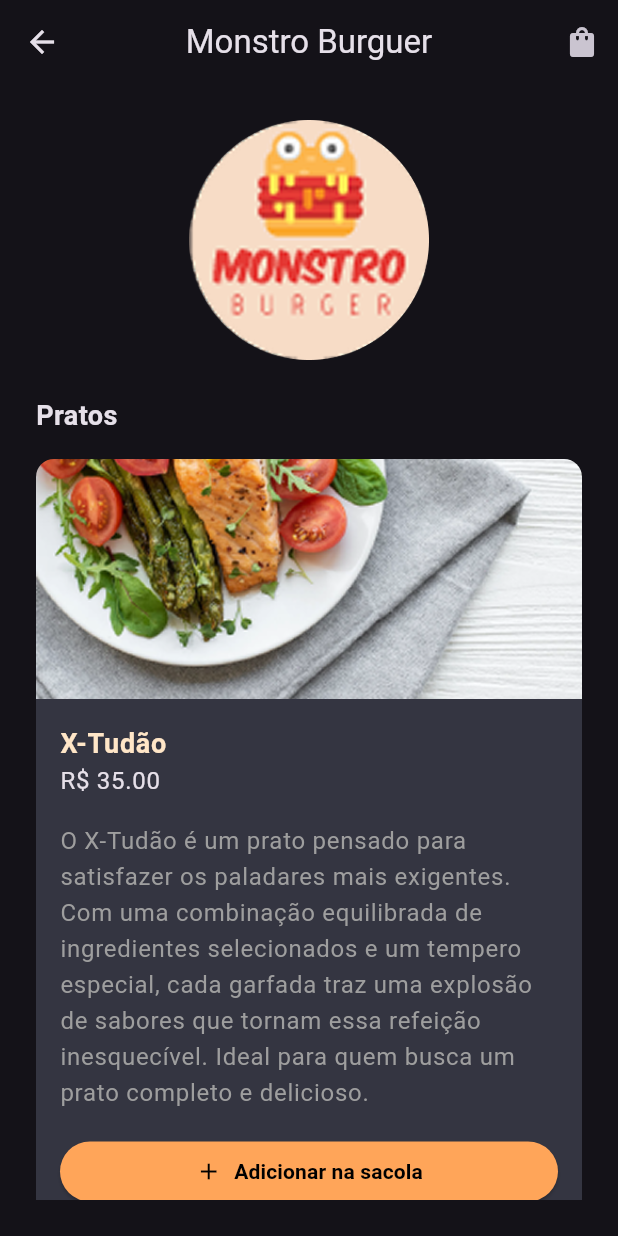
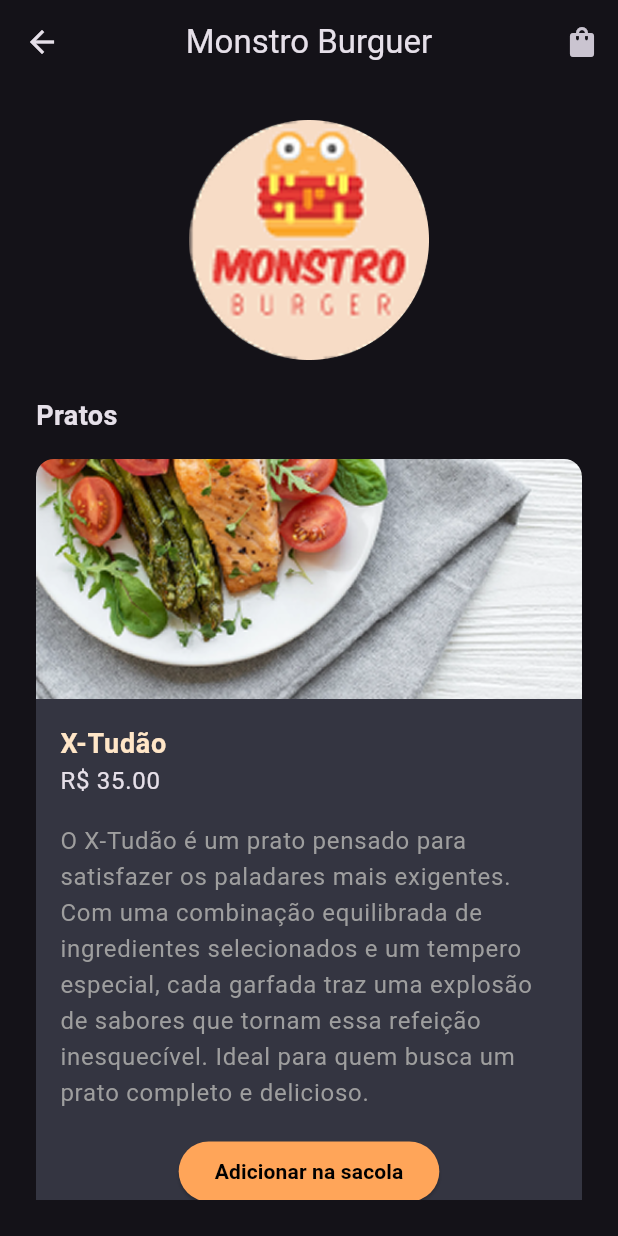
Before and after one commit to GuhStvo/app-delivey-flutter, a Flutter app: the screen it shows after launch, after a tap on "Bora!", after a tap on "Monstro Burguer", on a phone screen of 412 x 824 dp. Run offline on Flutter 3.47's test engine with Material 3 defaults, Android fonts, the phone set to English and light mode, and no system bars; drawn by our look-alikes of badges.

Commit message:
feat: Refactor bag functionality in restaurant screen to use Consumer for better state management

```diff
--- a/lib/ui/restaurant/restaurant_screen.dart
+++ b/lib/ui/restaurant/restaurant_screen.dart
@@ -86,36 +86,80 @@ class RestaurantScreen extends StatelessWidget {
                                 style: TextStyle(color: Colors.grey),
                               ),
                               SizedBox(height: 16),
-                              ElevatedButton(
+                              Consumer<BagProvider>(
+                                builder: (context, bagProvider, child) {
+                                  final amount =
+                                      bagProvider.getMapByAmount()[dish] ?? 0;
+                                  return Center(
+                                    child:
+                                        amount == 0
+                                            ? ElevatedButton(
                                               onPressed: () {
-                                  context.read<BagProvider>().addAllDishes([
+                                                bagProvider.addAllDishes([
                                                   dish,
                                                 ]);
-                                  ScaffoldMessenger.of(context).showSnackBar(
+                                                ScaffoldMessenger.of(
+                                                  context,
+                                                ).showSnackBar(
                                                   SnackBar(
                                                     content: Text(
                                                       '${dish.name} adicionado na sacola!',
-                                        style: TextStyle(color: Colors.white),
+                                                      style: TextStyle(
+                                                        color: Colors.white,
                                                       ),
-                                      duration: Duration(seconds: 2),
+                                                    ),
+                                                    duration: Duration(
+                                                      seconds: 2,
+                                                    ),
                                                     backgroundColor:
-                                          AppColors.lightBackgroundColor,
+                                                        AppColors
+                                                            .lightBackgroundColor,
                                                   ),
                                                 );
                                               },
-                                child: Row(
-                                  mainAxisAlignment: MainAxisAlignment.center,
-                                  children: [
-                                    Icon(Icons.add),
-                                    SizedBox(width: 8),
-                                    Text(
+                                              child: Text(
                                                 'Adicionar na sacola',
                                                 style: TextStyle(
                                                   fontWeight: FontWeight.bold,
                                                 ),
                                               ),
+                                            )
+                                            : Row(
+                                              mainAxisAlignment:
+                                                  MainAxisAlignment.center,
+                                              children: [
+                                                ElevatedButton(
+                                                  onPressed: () {
+                                                    bagProvider.removeDish(
+                                                      dish,
+                                                    );
+                                                  },
+                                                  child: Icon(Icons.remove),
+                                                ),
+                                                Padding(
+                                                  padding:
+                                                      const EdgeInsets.symmetric(
+                                                        horizontal: 8,
+                                                      ),
+                                                  child: Text(
+                                                    amount.toString(),
+                                                    style: TextStyle(
+                                                      fontSize: 18,
+                                                    ),
+                                                  ),
+                                                ),
+                                                ElevatedButton(
+                                                  onPressed: () {
+                                                    bagProvider.addAllDishes([
+                                                      dish,
+                                                    ]);
+                                                  },
+                                                  child: Icon(Icons.add),
+                                                ),
                                               ],
                                             ),
+                                  );
+                                },
                               ),
                             ],
                           ),
```
Also changed, not shown: 4 other files. Lines whose indentation alone changed are shown as unchanged.
